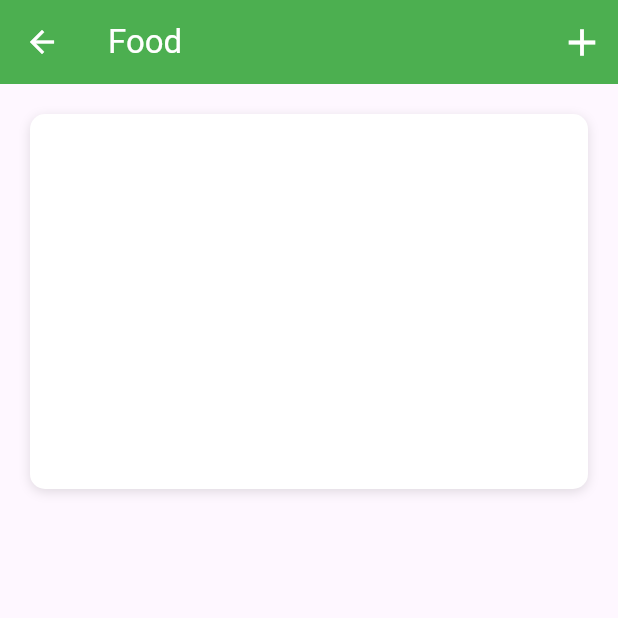
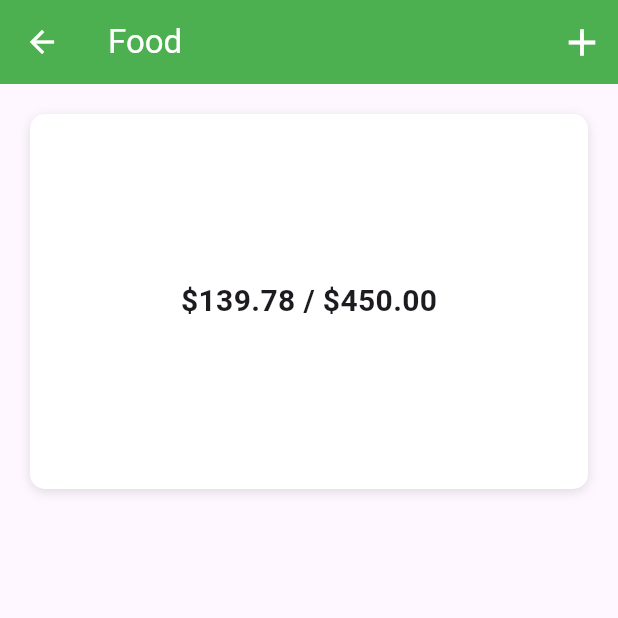
Before and after one commit to REp007/flutter_budget_ui, a Flutter app: the screen it shows after launch, after a tap on "Food", on a phone screen of 412 x 824 dp, the top half of it. Run offline on Flutter 3.47's test engine with Material 3 defaults, Android fonts, the phone set to English and light mode, and no system bars.

Commit message:
Add total amount spent and remaining amount display in Category Screen; refactor bar chart expense calculation

```diff
--- a/lib/screen/category_screen.dart
+++ b/lib/screen/category_screen.dart
@@ -12,6 +12,23 @@ class CategoryScreen extends StatefulWidget {
 class _CategoryScreenState extends State<CategoryScreen> {
   @override
   Widget build(BuildContext context) {
+    /**
+     * vars ...
+     *
+     */
+
+    double totalAmountSpent = 0;
+    for (var expense in widget.category.expenses) {
+      totalAmountSpent += expense.cost;
+    }
+    final double amountLeft = widget.category.maxAmount - totalAmountSpent;
+
+    final double percent = amountLeft / widget.category.maxAmount;
+
+    /**
+     *
+     */
+
     return Scaffold(
       appBar: AppBar(
         title: Text(widget.category.name),
@@ -40,6 +57,12 @@ class _CategoryScreenState extends State<CategoryScreen> {
                         offset: Offset(0, 2),
                         blurRadius: 6.0)
                   ]),
+              child: Center(
+                child: Text(
+                  '\$${amountLeft.toStringAsFixed(2)} / \$${widget.category.maxAmount.toStringAsFixed(2)}',
+                  style: TextStyle(fontSize: 20.0, fontWeight: FontWeight.w600),
+                ),
+              ),
             )
           ],
         ),
--- a/lib/widgets/bar_chart.dart
+++ b/lib/widgets/bar_chart.dart
@@ -8,9 +8,9 @@ class BarChart extends StatelessWidget {
   @override
   Widget build(BuildContext context) {
     double mostExpensive = 0;
-    expenses.forEach((double price) {
+    for (var price in expenses) {
       if (price > mostExpensive) mostExpensive = price;
-    });
+    }
     return Padding(
       padding: const EdgeInsets.all(12.0),
       child: Column(
```
